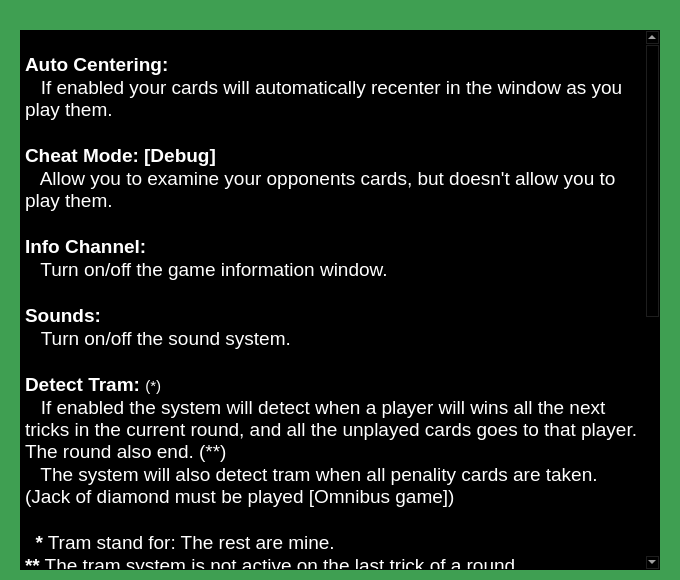
Before: the Qt Designer form settings.ui in Rescator7/Hearts, drawn with Qt 5.
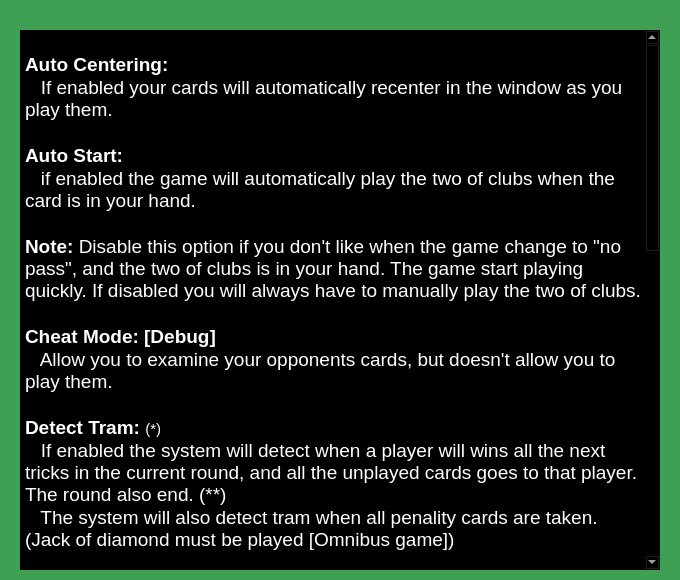
After: the same form once the commit is applied.

Diff of the .ui file:
```diff
--- a/settings.ui
+++ b/settings.ui
@@ -882,15 +882,14 @@
 &lt;p style=&quot; margin-top:0px; margin-bottom:0px; margin-left:0px; margin-right:0px; -qt-block-indent:0; text-indent:0px;&quot;&gt;&lt;span style=&quot; font-size:14pt; font-weight:600;&quot;&gt;Auto Centering:&lt;/span&gt;&lt;/p&gt;
 &lt;p style=&quot; margin-top:0px; margin-bottom:0px; margin-left:0px; margin-right:0px; -qt-block-indent:0; text-indent:0px;&quot;&gt;&lt;span style=&quot; font-size:14pt; font-weight:600;&quot;&gt;  &lt;/span&gt;&lt;span style=&quot; font-size:14pt;&quot;&gt; If enabled your cards will automatically recenter in the window as you play them.&lt;/span&gt;&lt;/p&gt;
 &lt;p style=&quot;-qt-paragraph-type:empty; margin-top:0px; margin-bottom:0px; margin-left:0px; margin-right:0px; -qt-block-indent:0; text-indent:0px; font-size:14pt;&quot;&gt;&lt;br /&gt;&lt;/p&gt;
+&lt;p style=&quot; margin-top:0px; margin-bottom:0px; margin-left:0px; margin-right:0px; -qt-block-indent:0; text-indent:0px;&quot;&gt;&lt;span style=&quot; font-size:14pt; font-weight:600;&quot;&gt;Auto Start:&lt;/span&gt;&lt;/p&gt;
+&lt;p style=&quot; margin-top:0px; margin-bottom:0px; margin-left:0px; margin-right:0px; -qt-block-indent:0; text-indent:0px;&quot;&gt;&lt;span style=&quot; font-size:14pt;&quot;&gt;   if enabled the game will automatically play the two of clubs when the card is in your hand.&lt;/span&gt;&lt;/p&gt;
+&lt;p style=&quot;-qt-paragraph-type:empty; margin-top:0px; margin-bottom:0px; margin-left:0px; margin-right:0px; -qt-block-indent:0; text-indent:0px; font-size:14pt;&quot;&gt;&lt;br /&gt;&lt;/p&gt;
+&lt;p style=&quot; margin-top:0px; margin-bottom:0px; margin-left:0px; margin-right:0px; -qt-block-indent:0; text-indent:0px;&quot;&gt;&lt;span style=&quot; font-size:14pt; font-weight:600;&quot;&gt;Note: &lt;/span&gt;&lt;span style=&quot; font-size:14pt;&quot;&gt;Disable this option if you don't like when the game change to &amp;quot;no pass&amp;quot;, and the two of clubs is in your hand. The game start playing quickly. If disabled you will always have to manually play the two of clubs.&lt;/span&gt;&lt;/p&gt;
+&lt;p style=&quot;-qt-paragraph-type:empty; margin-top:0px; margin-bottom:0px; margin-left:0px; margin-right:0px; -qt-block-indent:0; text-indent:0px; font-size:14pt;&quot;&gt;&lt;br /&gt;&lt;/p&gt;
 &lt;p style=&quot; margin-top:0px; margin-bottom:0px; margin-left:0px; margin-right:0px; -qt-block-indent:0; text-indent:0px;&quot;&gt;&lt;span style=&quot; font-size:14pt; font-weight:600;&quot;&gt;Cheat Mode: [Debug]&lt;/span&gt;&lt;/p&gt;
 &lt;p style=&quot; margin-top:0px; margin-bottom:0px; margin-left:0px; margin-right:0px; -qt-block-indent:0; text-indent:0px;&quot;&gt;&lt;span style=&quot; font-size:14pt; font-weight:600;&quot;&gt; &lt;/span&gt;&lt;span style=&quot; font-size:14pt;&quot;&gt;  Allow you to examine your opponents cards, but doesn't allow you to play them.&lt;/span&gt;&lt;/p&gt;
 &lt;p style=&quot;-qt-paragraph-type:empty; margin-top:0px; margin-bottom:0px; margin-left:0px; margin-right:0px; -qt-block-indent:0; text-indent:0px; font-size:14pt;&quot;&gt;&lt;br /&gt;&lt;/p&gt;
-&lt;p style=&quot; margin-top:0px; margin-bottom:0px; margin-left:0px; margin-right:0px; -qt-block-indent:0; text-indent:0px;&quot;&gt;&lt;span style=&quot; font-size:14pt; font-weight:600;&quot;&gt;Info Channel:&lt;/span&gt;&lt;/p&gt;
-&lt;p style=&quot; margin-top:0px; margin-bottom:0px; margin-left:0px; margin-right:0px; -qt-block-indent:0; text-indent:0px;&quot;&gt;&lt;span style=&quot; font-size:14pt;&quot;&gt;   Turn on/off the game information window. &lt;/span&gt;&lt;/p&gt;
-&lt;p style=&quot; margin-top:0px; margin-bottom:0px; margin-left:0px; margin-right:0px; -qt-block-indent:0; text-indent:0px;&quot;&gt;&lt;span style=&quot; font-size:14pt;&quot;&gt; &lt;/span&gt;&lt;/p&gt;
-&lt;p style=&quot; margin-top:0px; margin-bottom:0px; margin-left:0px; margin-right:0px; -qt-block-indent:0; text-indent:0px;&quot;&gt;&lt;span style=&quot; font-size:14pt; font-weight:600;&quot;&gt;Sounds:&lt;/span&gt;&lt;/p&gt;
-&lt;p style=&quot; margin-top:0px; margin-bottom:0px; margin-left:0px; margin-right:0px; -qt-block-indent:0; text-indent:0px;&quot;&gt;&lt;span style=&quot; font-size:14pt; font-weight:600;&quot;&gt;   &lt;/span&gt;&lt;span style=&quot; font-size:14pt;&quot;&gt;Turn on/off the sound system.   &lt;/span&gt;&lt;/p&gt;
-&lt;p style=&quot;-qt-paragraph-type:empty; margin-top:0px; margin-bottom:0px; margin-left:0px; margin-right:0px; -qt-block-indent:0; text-indent:0px; font-size:14pt; font-weight:600;&quot;&gt;&lt;br /&gt;&lt;/p&gt;
 &lt;p style=&quot; margin-top:0px; margin-bottom:0px; margin-left:0px; margin-right:0px; -qt-block-indent:0; text-indent:0px;&quot;&gt;&lt;span style=&quot; font-size:14pt; font-weight:600;&quot;&gt;Detect Tram: &lt;/span&gt;(*)&lt;/p&gt;
 &lt;p style=&quot; margin-top:0px; margin-bottom:0px; margin-left:0px; margin-right:0px; -qt-block-indent:0; text-indent:0px;&quot;&gt;&lt;span style=&quot; font-size:14pt; font-weight:600;&quot;&gt; &lt;/span&gt;&lt;span style=&quot; font-size:14pt;&quot;&gt;  If enabled the system will detect when a player will wins all the next tricks in the current round, and all the unplayed cards goes to that player. The round also end. (**)&lt;/span&gt;&lt;/p&gt;
 &lt;p style=&quot; margin-top:0px; margin-bottom:0px; margin-left:0px; margin-right:0px; -qt-block-indent:0; text-indent:0px;&quot;&gt;&lt;span style=&quot; font-size:14pt;&quot;&gt;   The system will also detect tram when all penality cards are taken. (Jack of diamond must be played [Omnibus game])&lt;/span&gt;&lt;/p&gt;
@@ -903,15 +902,28 @@
 &lt;p style=&quot; margin-top:0px; margin-bottom:0px; margin-left:0px; margin-right:0px; -qt-block-indent:0; text-indent:0px;&quot;&gt;&lt;span style=&quot; font-size:14pt;&quot;&gt;  &lt;/span&gt;&lt;/p&gt;
 &lt;p style=&quot; margin-top:0px; margin-bottom:0px; margin-left:0px; margin-right:0px; -qt-block-indent:0; text-indent:0px;&quot;&gt;&lt;span style=&quot; font-size:14pt;&quot;&gt;  If disabled that system will play a sound, and report why a card is not allowed to be played into the info channel.&lt;/span&gt;&lt;/p&gt;
 &lt;p style=&quot;-qt-paragraph-type:empty; margin-top:0px; margin-bottom:0px; margin-left:0px; margin-right:0px; -qt-block-indent:0; text-indent:0px; font-size:14pt;&quot;&gt;&lt;br /&gt;&lt;/p&gt;
+&lt;p style=&quot; margin-top:0px; margin-bottom:0px; margin-left:0px; margin-right:0px; -qt-block-indent:0; text-indent:0px;&quot;&gt;&lt;span style=&quot; font-size:14pt; font-weight:600;&quot;&gt;Info Channel:&lt;/span&gt;&lt;/p&gt;
+&lt;p style=&quot; margin-top:0px; margin-bottom:0px; margin-left:0px; margin-right:0px; -qt-block-indent:0; text-indent:0px;&quot;&gt;&lt;span style=&quot; font-size:14pt;&quot;&gt;   Turn on/off the game information window. &lt;/span&gt;&lt;/p&gt;
+&lt;p style=&quot;-qt-paragraph-type:empty; margin-top:0px; margin-bottom:0px; margin-left:0px; margin-right:0px; -qt-block-indent:0; text-indent:0px; font-size:14pt;&quot;&gt;&lt;br /&gt;&lt;/p&gt;
 &lt;p style=&quot; margin-top:0px; margin-bottom:0px; margin-left:0px; margin-right:0px; -qt-block-indent:0; text-indent:0px;&quot;&gt;&lt;span style=&quot; font-size:14pt; font-weight:600;&quot;&gt;Save Game (Quit):&lt;/span&gt;&lt;/p&gt;
 &lt;p style=&quot; margin-top:0px; margin-bottom:0px; margin-left:0px; margin-right:0px; -qt-block-indent:0; text-indent:0px;&quot;&gt;&lt;span style=&quot; font-size:16pt; font-weight:600;&quot;&gt; &lt;/span&gt;&lt;span style=&quot; font-size:14pt;&quot;&gt; If enabled the system will save your unfinished game(*) on quit, and will automatically reload it on your next application execution.&lt;/span&gt;&lt;/p&gt;
 &lt;p style=&quot;-qt-paragraph-type:empty; margin-top:0px; margin-bottom:0px; margin-left:0px; margin-right:0px; -qt-block-indent:0; text-indent:0px; font-size:14pt;&quot;&gt;&lt;br /&gt;&lt;/p&gt;
 &lt;p style=&quot; margin-top:0px; margin-bottom:0px; margin-left:0px; margin-right:0px; -qt-block-indent:0; text-indent:0px;&quot;&gt;&lt;span style=&quot; font-size:14pt;&quot;&gt; * Fresh new game without any cards played aren't saved.&lt;/span&gt;&lt;/p&gt;
 &lt;p style=&quot;-qt-paragraph-type:empty; margin-top:0px; margin-bottom:0px; margin-left:0px; margin-right:0px; -qt-block-indent:0; text-indent:0px; font-size:14pt;&quot;&gt;&lt;br /&gt;&lt;/p&gt;
+&lt;p style=&quot; margin-top:0px; margin-bottom:0px; margin-left:0px; margin-right:0px; -qt-block-indent:0; text-indent:0px;&quot;&gt;&lt;span style=&quot; font-size:14pt; font-weight:600;&quot;&gt;Sounds:&lt;/span&gt;&lt;/p&gt;
+&lt;p style=&quot; margin-top:0px; margin-bottom:0px; margin-left:0px; margin-right:0px; -qt-block-indent:0; text-indent:0px;&quot;&gt;&lt;span style=&quot; font-size:14pt; font-weight:600;&quot;&gt;   &lt;/span&gt;&lt;span style=&quot; font-size:14pt;&quot;&gt;Turn on/off the sound system.   &lt;/span&gt;&lt;/p&gt;
+&lt;p style=&quot;-qt-paragraph-type:empty; margin-top:0px; margin-bottom:0px; margin-left:0px; margin-right:0px; -qt-block-indent:0; text-indent:0px; font-size:14pt; font-weight:600;&quot;&gt;&lt;br /&gt;&lt;/p&gt;
+&lt;p style=&quot; margin-top:0px; margin-bottom:0px; margin-left:0px; margin-right:0px; -qt-block-indent:0; text-indent:0px;&quot;&gt;&lt;span style=&quot; font-size:14pt; font-weight:600;&quot;&gt;Game Speed: &lt;/span&gt;&lt;span style=&quot; font-size:14pt;&quot;&gt;(*)&lt;/span&gt;&lt;/p&gt;
+&lt;p style=&quot; margin-top:0px; margin-bottom:0px; margin-left:0px; margin-right:0px; -qt-block-indent:0; text-indent:0px;&quot;&gt;&lt;span style=&quot; font-size:14pt; font-weight:600;&quot;&gt;   &lt;/span&gt;&lt;span style=&quot; font-size:14pt;&quot;&gt;Choose the speed of the game:&lt;/span&gt;&lt;span style=&quot; font-size:14pt; font-weight:600;&quot;&gt;  Slow, Normal, Fast.&lt;/span&gt;&lt;/p&gt;
+&lt;p style=&quot;-qt-paragraph-type:empty; margin-top:0px; margin-bottom:0px; margin-left:0px; margin-right:0px; -qt-block-indent:0; text-indent:0px; font-size:14pt; font-weight:600;&quot;&gt;&lt;br /&gt;&lt;/p&gt;
+&lt;p style=&quot; margin-top:0px; margin-bottom:0px; margin-left:0px; margin-right:0px; -qt-block-indent:0; text-indent:0px;&quot;&gt;&lt;span style=&quot; font-size:14pt; font-weight:600;&quot;&gt; &lt;/span&gt;&lt;span style=&quot; font-size:14pt;&quot;&gt; &lt;/span&gt;&lt;span style=&quot; font-size:14pt; font-weight:600;&quot;&gt;*&lt;/span&gt;&lt;span style=&quot; font-size:14pt;&quot;&gt; Apply only to offline games.&lt;/span&gt;&lt;/p&gt;
+&lt;p style=&quot;-qt-paragraph-type:empty; margin-top:0px; margin-bottom:0px; margin-left:0px; margin-right:0px; -qt-block-indent:0; text-indent:0px; font-size:14pt; font-weight:600;&quot;&gt;&lt;br /&gt;&lt;/p&gt;
 &lt;p style=&quot; margin-top:0px; margin-bottom:0px; margin-left:0px; margin-right:0px; -qt-block-indent:0; text-indent:0px;&quot;&gt;&lt;span style=&quot; font-size:14pt; font-weight:600;&quot;&gt;Card deck:&lt;/span&gt;&lt;/p&gt;
-&lt;p style=&quot; margin-top:0px; margin-bottom:0px; margin-left:0px; margin-right:0px; -qt-block-indent:0; text-indent:0px;&quot;&gt;&lt;span style=&quot; font-size:14pt;&quot;&gt;  Select a different card deck. Available card decks are Standard, English, Russian&lt;/span&gt;&lt;span style=&quot; font-size:14pt; font-weight:600;&quot;&gt;.&lt;/span&gt;&lt;/p&gt;
+&lt;p style=&quot; margin-top:0px; margin-bottom:0px; margin-left:0px; margin-right:0px; -qt-block-indent:0; text-indent:0px;&quot;&gt;&lt;span style=&quot; font-size:14pt;&quot;&gt;  Select a different card deck. Available card decks are: &lt;/span&gt;&lt;span style=&quot; font-size:14pt; font-weight:600;&quot;&gt;Standard, English, Russian.&lt;/span&gt;&lt;/p&gt;
 &lt;p style=&quot;-qt-paragraph-type:empty; margin-top:0px; margin-bottom:0px; margin-left:0px; margin-right:0px; -qt-block-indent:0; text-indent:0px; font-size:14pt; font-weight:600;&quot;&gt;&lt;br /&gt;&lt;/p&gt;
-&lt;p style=&quot; margin-top:0px; margin-bottom:0px; margin-left:0px; margin-right:0px; -qt-block-indent:0; text-indent:0px;&quot;&gt;&lt;span style=&quot; font-size:14pt; font-weight:600;&quot;&gt;Note:  &lt;/span&gt;&lt;span style=&quot; font-size:14pt;&quot;&gt;Switching to a different card deck will reset the cards history [Debug menu].&lt;/span&gt;&lt;/p&gt;&lt;/body&gt;&lt;/html&gt;</string>
+&lt;p style=&quot; margin-top:0px; margin-bottom:0px; margin-left:0px; margin-right:0px; -qt-block-indent:0; text-indent:0px;&quot;&gt;&lt;span style=&quot; font-size:14pt; font-weight:600;&quot;&gt;Language:&lt;/span&gt;&lt;/p&gt;
+&lt;p style=&quot; margin-top:0px; margin-bottom:0px; margin-left:0px; margin-right:0px; -qt-block-indent:0; text-indent:0px;&quot;&gt;&lt;span style=&quot; font-size:14pt;&quot;&gt;  Select the language of the game: &lt;/span&gt;&lt;span style=&quot; font-size:14pt; font-weight:600;&quot;&gt;English, French, Russian.&lt;/span&gt;&lt;/p&gt;
+&lt;p style=&quot;-qt-paragraph-type:empty; margin-top:0px; margin-bottom:0px; margin-left:0px; margin-right:0px; -qt-block-indent:0; text-indent:0px; font-size:14pt; font-weight:600;&quot;&gt;&lt;br /&gt;&lt;/p&gt;&lt;/body&gt;&lt;/html&gt;</string>
    </property>
   </widget>
  </widget>
```
